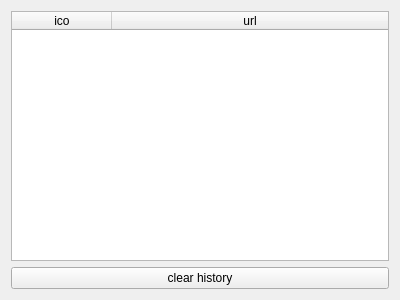
First picture: the form in ui/chronos.ui, repository raffaeleKuchiki/rinnegan, before the edit.
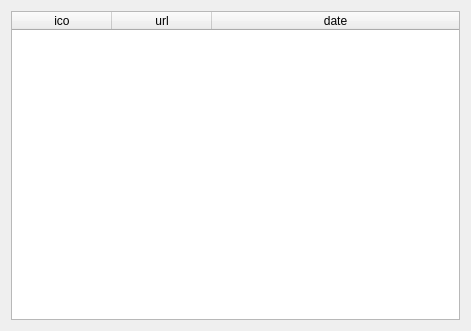
Second picture: the form after the edit. Icons and pictures are not drawn.

```diff
--- a/ui/chronos.ui
+++ b/ui/chronos.ui
@@ -6,8 +6,8 @@
    <rect>
     <x>0</x>
     <y>0</y>
-    <width>400</width>
-    <height>300</height>
+    <width>471</width>
+    <height>331</height>
    </rect>
   </property>
   <property name="windowTitle">
@@ -19,23 +19,12 @@
   </property>
   <layout class="QGridLayout" name="gridLayout">
    <item row="1" column="0">
-    <layout class="QHBoxLayout" name="horizontalLayout">
-     <item>
-      <widget class="QPushButton" name="pushButton_2">
-       <property name="text">
-        <string>clear history</string>
-       </property>
-      </widget>
-     </item>
-    </layout>
-   </item>
-   <item row="0" column="0">
     <widget class="QTableWidget" name="tableWidget">
      <property name="autoFillBackground">
       <bool>true</bool>
      </property>
      <property name="horizontalScrollBarPolicy">
-      <enum>Qt::ScrollBarAlwaysOff</enum>
+      <enum>Qt::ScrollBarAsNeeded</enum>
      </property>
      <property name="editTriggers">
       <set>QAbstractItemView::NoEditTriggers</set>
@@ -43,6 +32,12 @@
      <property name="dragDropOverwriteMode">
       <bool>false</bool>
      </property>
+     <property name="alternatingRowColors">
+      <bool>true</bool>
+     </property>
+     <property name="selectionMode">
+      <enum>QAbstractItemView::SingleSelection</enum>
+     </property>
      <property name="selectionBehavior">
       <enum>QAbstractItemView::SelectRows</enum>
      </property>
@@ -58,6 +53,15 @@
      <property name="cornerButtonEnabled">
       <bool>false</bool>
      </property>
+     <property name="columnCount">
+      <number>3</number>
+     </property>
+     <attribute name="horizontalHeaderVisible">
+      <bool>true</bool>
+     </attribute>
+     <attribute name="horizontalHeaderHighlightSections">
+      <bool>true</bool>
+     </attribute>
      <attribute name="horizontalHeaderMinimumSectionSize">
       <number>20</number>
      </attribute>
@@ -74,6 +78,11 @@
        <string>url</string>
       </property>
      </column>
+     <column>
+      <property name="text">
+       <string>date</string>
+      </property>
+     </column>
     </widget>
    </item>
   </layout>
```
Left out of the diff: 42 changed lines with no effect on the pictures.
